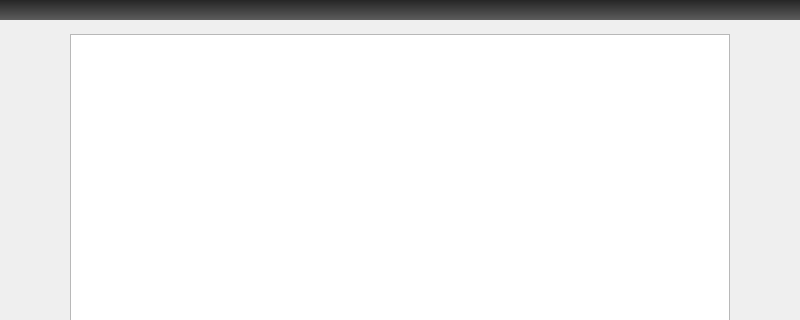
Before: the Qt Designer form src/ui/libraryform.ui in niktischenko/someplayer, drawn with Qt 5; both pictures show x 0 to 800 and y 0 to 320 of the 800 by 480 pixel window.
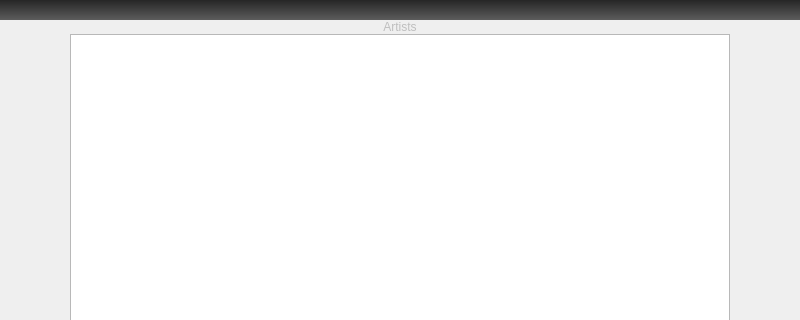
After: the same form once the commit is applied. Icons and pictures are not drawn.

Commit message: Fixed empty label in library after start

What changed in the file:
```diff
--- a/src/ui/libraryform.ui
+++ b/src/ui/libraryform.ui
@@ -335,7 +335,7 @@
           <bool>false</bool>
          </property>
          <property name="text">
-          <string/>
+          <string>Artists</string>
          </property>
          <property name="textFormat">
           <enum>Qt::AutoText</enum>
```
Left out of the diff: 24 changed lines with no effect on the pictures.
